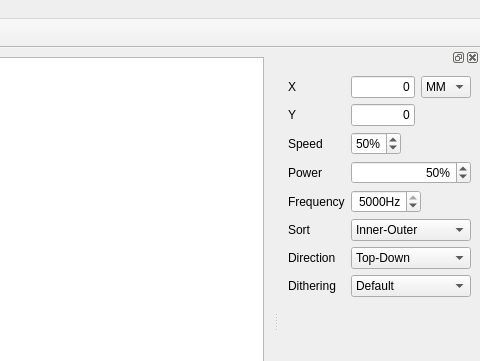
Above: src/gui/CtrlCut.ui from kallaballa/ctrl-cut before the change; both pictures show x 211 to 691 and y 0 to 361 of the 691 by 615 pixel window. Below: the same form after it.
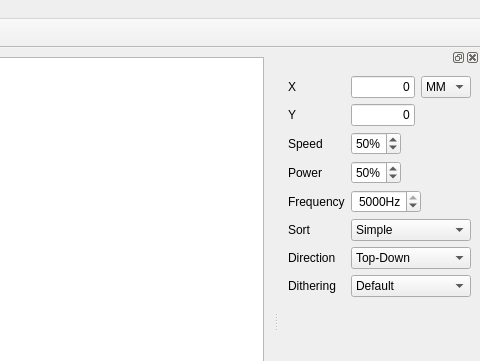
That is the form after the change. Icons and pictures are not drawn. Custom widgets are drawn as their Qt base class.

Commit message: fixed layout issue and added tsp sorting

Diff of the .ui file:
```diff
--- a/src/gui/CtrlCut.ui
+++ b/src/gui/CtrlCut.ui
@@ -314,8 +314,11 @@
            <verstretch>0</verstretch>
           </sizepolicy>
          </property>
-         <property name="alignment">
-          <set>Qt::AlignRight|Qt::AlignTrailing|Qt::AlignVCenter</set>
+         <property name="maximumSize">
+          <size>
+           <width>50</width>
+           <height>16777215</height>
+          </size>
          </property>
          <property name="suffix">
           <string>%</string>
@@ -385,7 +388,7 @@
        <item row="5" column="1">
         <widget class="QComboBox" name="sort">
          <property name="currentIndex">
-          <number>1</number>
+          <number>0</number>
          </property>
          <property name="sizeAdjustPolicy">
           <enum>QComboBox::AdjustToContentsOnFirstShow</enum>
```
Left out of the diff: 7 changed lines with no effect on the pictures.
